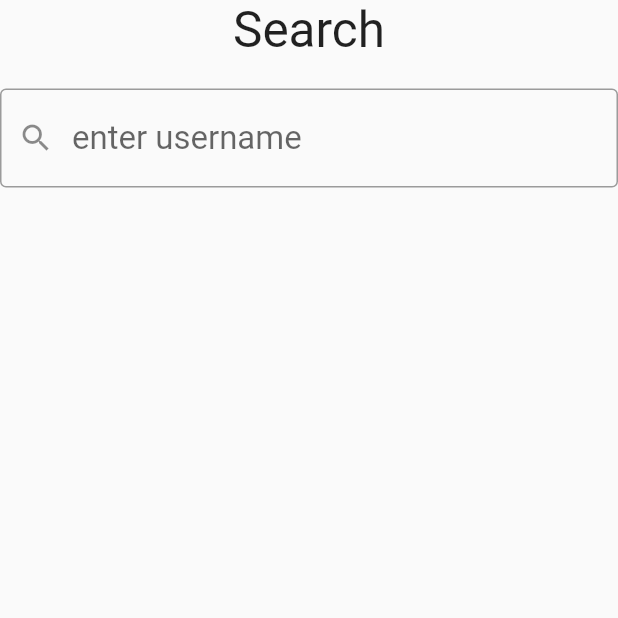
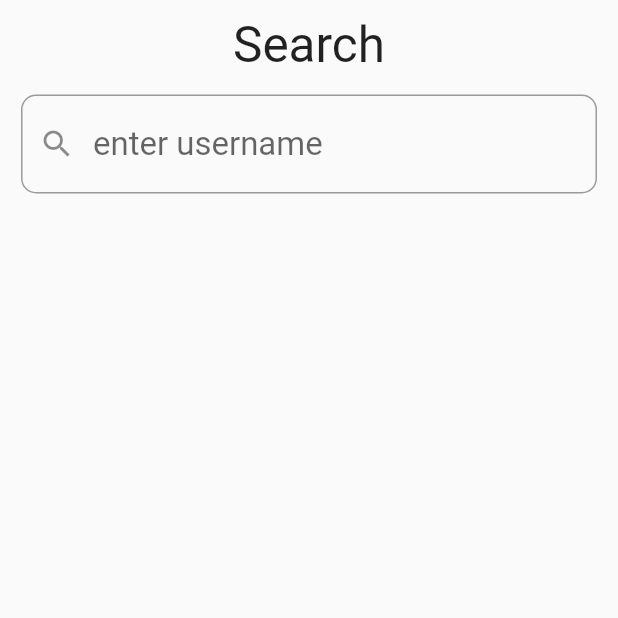
Before and after one commit to Gegerout/flutterbloc_search, a Flutter app: the screen it shows after launch, on a phone screen of 412 x 824 dp, the top half of it. Run offline on Flutter 3.47's test engine with Material 2 defaults, Android fonts, the light colour scheme and no system bars; our stand-ins replace bloc, bloc_concurrency, dio, flutter_bloc, stream_transform.

Commit message:
Update main.dart

```diff
--- a/lib/main.dart
+++ b/lib/main.dart
@@ -50,16 +50,19 @@ class SearchPage extends StatelessWidget {
     final users = context.select((SearchBloc bloc) => bloc.state.users);
     return Column(
       children: [
+        const SizedBox(height: 10),
         const Text('Search'),
-        const SizedBox(height: 20),
-        TextFormField(
-          decoration: const InputDecoration(
-              hintText: 'enter username',
-              prefixIcon: Icon(Icons.search),
-              border: OutlineInputBorder()),
-          onChanged: (value) {
-            context.read<SearchBloc>().add(SearchUserEvent(value));
-          },
+        Padding(
+          padding: const EdgeInsets.all(14),
+          child: TextFormField(
+            decoration: InputDecoration(
+                hintText: 'enter username',
+                prefixIcon: const Icon(Icons.search),
+                border: OutlineInputBorder(borderRadius: BorderRadius.circular(10))),
+            onChanged: (value) {
+              context.read<SearchBloc>().add(SearchUserEvent(value));
+            },
+          ),
         ),
         if (users.isNotEmpty)
           Expanded(
@@ -129,11 +132,12 @@ class UserInfoScreen extends StatelessWidget {
                 text: user.url ?? '',
                 style: const TextStyle(
                     color: Colors.blue, decoration: TextDecoration.underline),
-                recognizer: TapGestureRecognizer()..onTap = () {
-                  ScaffoldMessenger.of(context).showSnackBar(const  SnackBar(content: Text("Jumping")));
-                  launchUrl(user.url ?? '');
-                }
-            )
+                recognizer: TapGestureRecognizer()
+                  ..onTap = () {
+                    ScaffoldMessenger.of(context)
+                        .showSnackBar(const SnackBar(content: Text("Jumping")));
+                    launchUrl(user.url ?? '');
+                  })
           ]))
         ],
       ),
```
